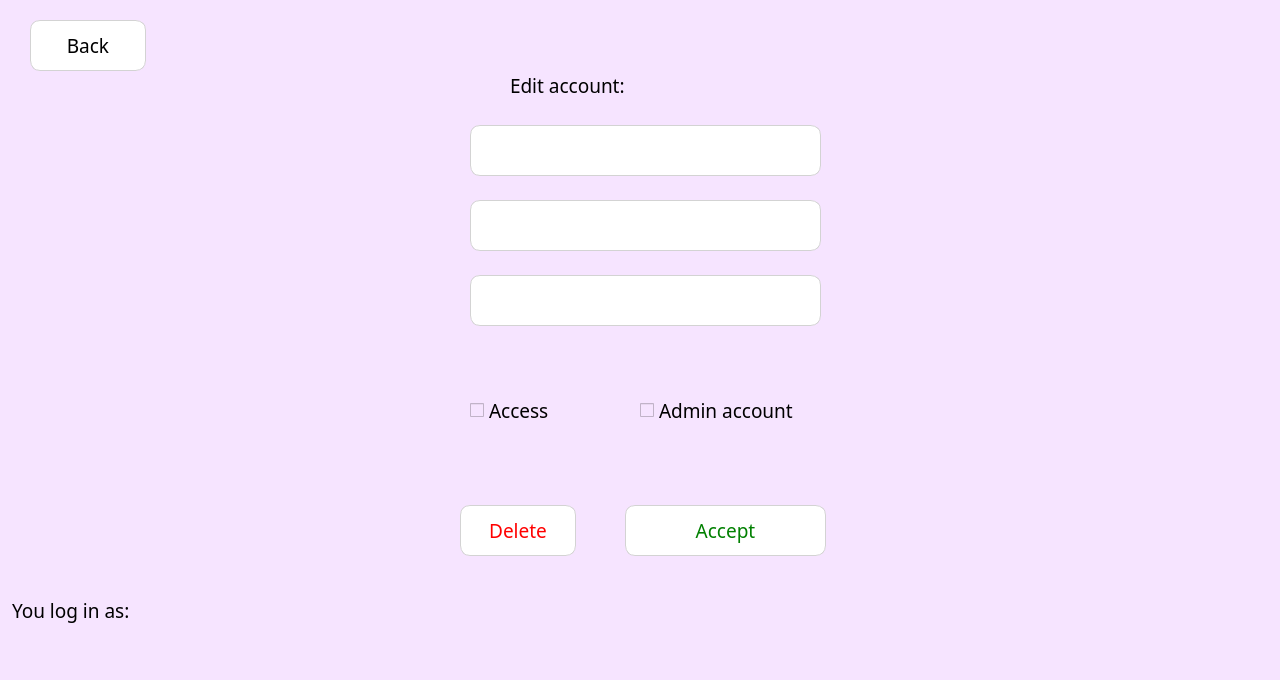
Old version of the form QtWidgetsApplication0.ui in the repository tokyolem/KursWork_project.
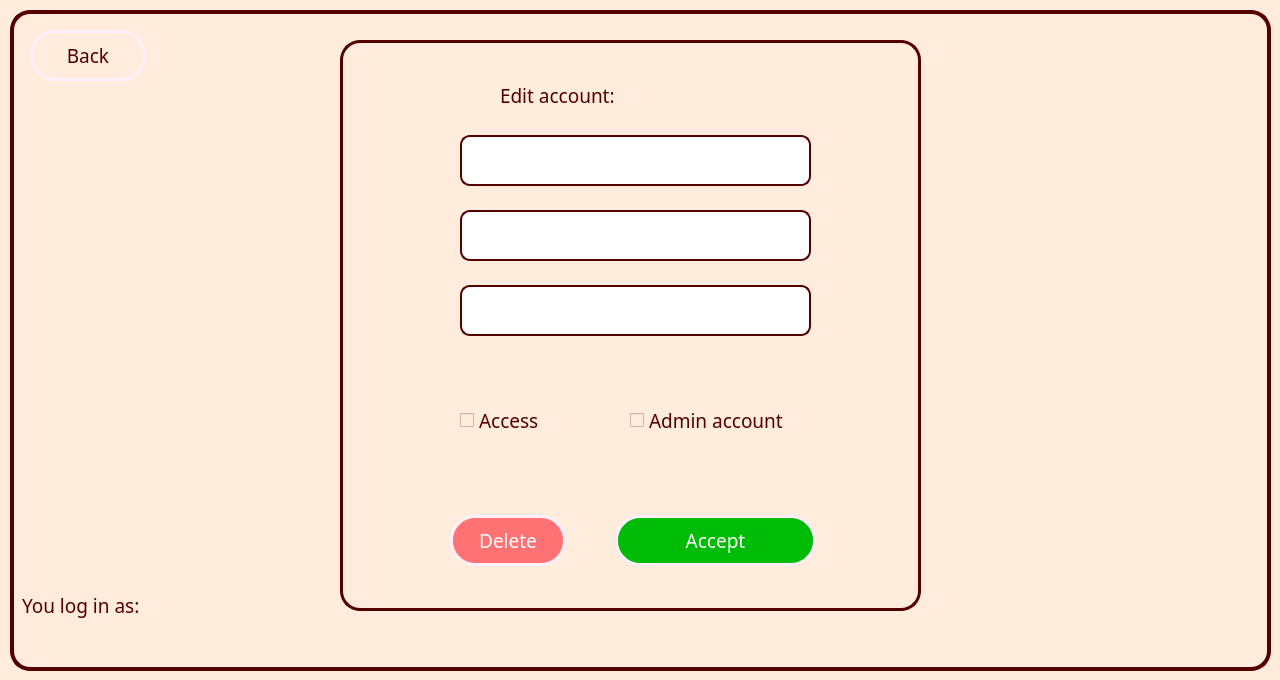
New version of the form. The open tabs and pages were chosen to show the change. Icons and pictures are not drawn.

```diff
--- a/QtWidgetsApplication0.ui
+++ b/QtWidgetsApplication0.ui
@@ -24,7 +24,8 @@
      </rect>
     </property>
     <property name="styleSheet">
-     <string notr="true">background-color: rgb(246, 228, 255);</string>
+     <string notr="true">background-color: rgb(246, 228, 255);
+background-color:  rgb(255, 236, 220);</string>
     </property>
     <widget class="QWidget" name="main_first">
      <widget class="QLabel" name="label">
@@ -870,132 +871,6 @@
      </widget>
     </widget>
     <widget class="QWidget" name="page_10">
-     <widget class="QPushButton" name="Back_2">
-      <property name="geometry">
-       <rect>
-        <x>30</x>
-        <y>60</y>
-        <width>116</width>
-        <height>51</height>
-       </rect>
-      </property>
-      <property name="font">
-       <font>
-        <family>Rockwell</family>
-        <pointsize>14</pointsize>
-        <weight>50</weight>
-        <italic>false</italic>
-        <bold>false</bold>
-       </font>
-      </property>
-      <property name="focusPolicy">
-       <enum>Qt::StrongFocus</enum>
-      </property>
-      <property name="styleSheet">
-       <string notr="true">QPushButton#Back_2{
-background-color: white;
-
-     border-style: solid;
-     border-width: 1px;
-     border-radius: 10px;
-     border-color: lightGray;
- 
-font: 14pt &quot;Rockwell&quot;;
-     min-width: 4em;
-     padding: 3px;
-}
-
-QPushButton#Back_2::hover{
-	background-color: lightGray;	
-}
-
-</string>
-      </property>
-      <property name="text">
-       <string>Back</string>
-      </property>
-      <property name="autoRepeat">
-       <bool>false</bool>
-      </property>
-     </widget>
-     <widget class="QLabel" name="label_7">
-      <property name="geometry">
-       <rect>
-        <x>320</x>
-        <y>50</y>
-        <width>781</width>
-        <height>621</height>
-       </rect>
-      </property>
-      <property name="text">
-       <string/>
-      </property>
-      <property name="pixmap">
-       <pixmap>../../../../Desktop/Снимок экрана 2021-11-05 011636.png</pixmap>
-      </property>
-     </widget>
-     <widget class="QCheckBox" name="admin_box">
-      <property name="geometry">
-       <rect>
-        <x>640</x>
-        <y>435</y>
-        <width>191</width>
-        <height>31</height>
-       </rect>
-      </property>
-      <property name="font">
-       <font>
-        <family>Rockwell</family>
-        <pointsize>14</pointsize>
-       </font>
-      </property>
-      <property name="text">
-       <string>Admin account</string>
-      </property>
-     </widget>
-     <widget class="QCheckBox" name="access_box">
-      <property name="geometry">
-       <rect>
-        <x>470</x>
-        <y>435</y>
-        <width>101</width>
-        <height>31</height>
-       </rect>
-      </property>
-      <property name="font">
-       <font>
-        <family>Rockwell</family>
-        <pointsize>14</pointsize>
-       </font>
-      </property>
-      <property name="text">
-       <string>Access</string>
-      </property>
-     </widget>
-     <widget class="QLineEdit" name="set_password_edit">
-      <property name="geometry">
-       <rect>
-        <x>470</x>
-        <y>240</y>
-        <width>351</width>
-        <height>51</height>
-       </rect>
-      </property>
-      <property name="styleSheet">
-       <string notr="true">background-color: white;
-     border: 2px solid gray;
-     border-width: 1px;
-     border-radius: 10px;
-     border-color: lightGray;
-     font: bold 14px;
-     min-width: 10em;
-     padding: 6px;
-color: lightGray</string>
-      </property>
-      <property name="clearButtonEnabled">
-       <bool>true</bool>
-      </property>
-     </widget>
      <widget class="QLabel" name="label_9">
       <property name="geometry">
        <rect>
@@ -1015,156 +890,12 @@
        <string/>
       </property>
      </widget>
-     <widget class="QPushButton" name="accept">
-      <property name="geometry">
-       <rect>
-        <x>625</x>
-        <y>545</y>
-        <width>201</width>
-        <height>51</height>
-       </rect>
-      </property>
-      <property name="font">
-       <font>
-        <family>Rockwell</family>
-        <pointsize>14</pointsize>
-        <weight>50</weight>
-        <italic>false</italic>
-        <bold>false</bold>
-       </font>
-      </property>
-      <property name="focusPolicy">
-       <enum>Qt::StrongFocus</enum>
-      </property>
-      <property name="styleSheet">
-       <string notr="true">QPushButton#accept{
-background-color: white;
-
-     border-style: solid;
-     border-width: 1px;
-     border-radius: 10px;
-     border-color: lightGray;
-color: green;
- 
-font: 14pt &quot;Rockwell&quot;;
-     min-width: 4em;
-     padding: 3px;
-}
-
-QPushButton#accept::hover{
-	background-color: lightGray;	
-}
-
-</string>
-      </property>
-      <property name="text">
-       <string>Accept</string>
-      </property>
-      <property name="autoRepeat">
-       <bool>false</bool>
-      </property>
-     </widget>
-     <widget class="QLineEdit" name="set_password_edit_2">
-      <property name="geometry">
-       <rect>
-        <x>470</x>
-        <y>315</y>
-        <width>351</width>
-        <height>51</height>
-       </rect>
-      </property>
-      <property name="styleSheet">
-       <string notr="true">background-color: white;
-     border: 2px solid gray;
-     border-width: 1px;
-     border-radius: 10px;
-     border-color: lightGray;
-     font: bold 14px;
-     min-width: 10em;
-     padding: 6px;</string>
-      </property>
-      <property name="clearButtonEnabled">
-       <bool>true</bool>
-      </property>
-     </widget>
-     <widget class="QLineEdit" name="setLogin_edit">
-      <property name="geometry">
-       <rect>
-        <x>470</x>
-        <y>165</y>
-        <width>351</width>
-        <height>51</height>
-       </rect>
-      </property>
-      <property name="styleSheet">
-       <string notr="true">background-color: white;
-     border: 2px solid gray;
-     border-width: 1px;
-     border-radius: 10px;
-     border-color: lightGray;
-     font: bold 14px;
-     min-width: 10em;
-     padding: 6px;</string>
-      </property>
-      <property name="clearButtonEnabled">
-       <bool>true</bool>
-      </property>
-     </widget>
-     <widget class="QPushButton" name="remove_acc">
+     <widget class="QLabel" name="label_inf_3">
       <property name="geometry">
        <rect>
         <x>460</x>
-        <y>545</y>
-        <width>116</width>
-        <height>51</height>
-       </rect>
-      </property>
-      <property name="font">
-       <font>
-        <family>Rockwell</family>
-        <pointsize>14</pointsize>
-        <weight>50</weight>
-        <italic>false</italic>
-        <bold>false</bold>
-       </font>
-      </property>
-      <property name="focusPolicy">
-       <enum>Qt::StrongFocus</enum>
-      </property>
-      <property name="styleSheet">
-       <string notr="true">QPushButton#remove_acc{
-background-color: white;
-
-     border-style: solid;
-     border-width: 1px;
-     border-radius: 10px;
-     border-color: lightGray;
-color: red;
- 
-font: 14pt &quot;Rockwell&quot;;
-     min-width: 4em;
-     padding: 3px;
-}
-
-QPushButton#remove_acc::hover{
-	background-color: lightGray;	
-}
-
-</string>
-      </property>
-      <property name="text">
-       <string>Delete</string>
-      </property>
-      <property name="autoRepeat">
-       <bool>false</bool>
-      </property>
-     </widget>
-     <widget class="QLabel" name="label_10">
-      <property name="geometry">
-       <rect>
-        <x>510</x>
-        <y>110</y>
-        <width>141</width>
+        <y>489</y>
+        <width>361</width>
         <height>31</height>
        </rect>
       </property>
@@ -1178,30 +909,104 @@
        <string>Edit account:</string>
       </property>
      </widget>
-     <widget class="QLabel" name="label_14">
+     <widget class="QPushButton" name="Log_in_6">
       <property name="geometry">
        <rect>
-        <x>165</x>
-        <y>640</y>
-        <width>121</width>
-        <height>21</height>
+        <x>10</x>
+        <y>50</y>
+        <width>1261</width>
+        <height>661</height>
        </rect>
       </property>
       <property name="font">
        <font>
         <family>Rockwell</family>
         <pointsize>14</pointsize>
+        <weight>50</weight>
+        <italic>false</italic>
+        <bold>false</bold>
        </font>
       </property>
+      <property name="styleSheet">
+       <string notr="true">QPushButton{
+	
+border-color: rgb(85, 0, 0);
+
+background-color:  rgb(255, 236, 220);
+
+     border-style: solid;
+   border-width: 4px;
+     border-radius: 20px;
+    
+ 
+font: 14pt &quot;Rockwell&quot;;
+     min-width: 4em;
+     padding: 3px;
+}
+
+</string>
+      </property>
       <property name="text">
        <string/>
       </property>
      </widget>
+     <widget class="QPushButton" name="Back_2">
+      <property name="geometry">
+       <rect>
+        <x>30</x>
+        <y>70</y>
+        <width>116</width>
+        <height>51</height>
+       </rect>
+      </property>
+      <property name="font">
+       <font>
+        <family>Rockwell</family>
+        <pointsize>14</pointsize>
+        <weight>50</weight>
+        <italic>false</italic>
+        <bold>false</bold>
+       </font>
+      </property>
+      <property name="focusPolicy">
+       <enum>Qt::StrongFocus</enum>
+      </property>
+      <property name="styleSheet">
+       <string notr="true">QPushButton{
+background-color:  rgb(255, 236, 220);
+
+     border-style: solid;
+     border-width: 3px;
+     border-radius: 25px;
+     border-color: rgb(255, 239, 250);
+color:rgb(85, 0, 0);
+ 
+font: 14pt &quot;Rockwell&quot;;
+     min-width: 4em;
+     padding: 1px;
+}
+
+QPushButton::hover{
+	
+background-color: rgb(255, 239, 250);
+border-style: solid;
+	border-color: rgb(180, 155, 255);
+	color: rgb(180, 155, 255);
+}
+</string>
+      </property>
+      <property name="text">
+       <string>Back</string>
+      </property>
+      <property name="autoRepeat">
+       <bool>false</bool>
+      </property>
+     </widget>
      <widget class="QLabel" name="label_13">
       <property name="geometry">
        <rect>
-        <x>12</x>
-        <y>635</y>
+        <x>22</x>
+        <y>630</y>
         <width>151</width>
         <height>31</height>
        </rect>
@@ -1215,37 +1020,329 @@
       <property name="contextMenuPolicy">
        <enum>Qt::DefaultContextMenu</enum>
       </property>
+      <property name="styleSheet">
+       <string notr="true">background-color:  rgb(255, 236, 220);
+color: rgb(85, 0, 0);</string>
+      </property>
       <property name="text">
        <string>You log in as:</string>
       </property>
      </widget>
+     <widget class="QLabel" name="label_14">
+      <property name="geometry">
+       <rect>
+        <x>172</x>
+        <y>635</y>
+        <width>121</width>
+        <height>21</height>
+       </rect>
+      </property>
+      <property name="font">
+       <font>
+        <family>Rockwell</family>
+        <pointsize>14</pointsize>
+       </font>
+      </property>
+      <property name="styleSheet">
+       <string notr="true">background-color:  rgb(255, 236, 220);</string>
+      </property>
+      <property name="text">
+       <string/>
+      </property>
+     </widget>
+     <widget class="QPushButton" name="Log_in_7">
+      <property name="geometry">
+       <rect>
+        <x>340</x>
+        <y>80</y>
+        <width>581</width>
+        <height>571</height>
+       </rect>
+      </property>
+      <property name="font">
+       <font>
+        <family>Rockwell</family>
+        <pointsize>14</pointsize>
+        <weight>50</weight>
+        <italic>false</italic>
+        <bold>false</bold>
+       </font>
+      </property>
+      <property name="styleSheet">
+       <string notr="true">QPushButton{
+	
+	border-color: rgb(85, 0, 0);
+
+background-color:  rgb(255, 236, 220);
+
+     border-style: solid;
+   border-width: 3px;
+     border-radius: 20px;
+    
+ 
+font: 14pt &quot;Rockwell&quot;;
+     min-width: 4em;
+     padding: 3px;
+}
+
+</string>
+      </property>
+      <property name="text">
+       <string/>
+      </property>
+     </widget>
+     <widget class="QCheckBox" name="admin_box">
+      <property name="geometry">
+       <rect>
+        <x>630</x>
+        <y>445</y>
+        <width>191</width>
+        <height>31</height>
+       </rect>
+      </property>
+      <property name="font">
+       <font>
+        <family>Rockwell</family>
+        <pointsize>14</pointsize>
+       </font>
+      </property>
+      <property name="styleSheet">
+       <string notr="true">background-color:  rgb(255, 236, 220);
+color: rgb(85, 0, 0);</string>
+      </property>
+      <property name="text">
+       <string>Admin account</string>
+      </property>
+     </widget>
+     <widget class="QLabel" name="label_10">
+      <property name="geometry">
+       <rect>
+        <x>500</x>
+        <y>120</y>
+        <width>141</width>
+        <height>31</height>
+       </rect>
+      </property>
+      <property name="font">
+       <font>
+        <family>Rockwell</family>
+        <pointsize>14</pointsize>
+       </font>
+      </property>
+      <property name="styleSheet">
+       <string notr="true">background-color:  rgb(255, 236, 220);
+color: rgb(85, 0, 0);</string>
+      </property>
+      <property name="text">
+       <string>Edit account:</string>
+      </property>
+     </widget>
+     <widget class="QCheckBox" name="access_box">
+      <property name="geometry">
+       <rect>
+        <x>460</x>
+        <y>445</y>
+        <width>101</width>
+        <height>31</height>
+       </rect>
+      </property>
+      <property name="font">
+       <font>
+        <family>Rockwell</family>
+        <pointsize>14</pointsize>
+       </font>
+      </property>
+      <property name="styleSheet">
+       <string notr="true">background-color:  rgb(255, 236, 220);
+color: rgb(85, 0, 0);</string>
+      </property>
+      <property name="text">
+       <string>Access</string>
+      </property>
+     </widget>
+     <widget class="QLineEdit" name="set_password_edit_2">
+      <property name="geometry">
+       <rect>
+        <x>460</x>
+        <y>325</y>
+        <width>351</width>
+        <height>51</height>
+       </rect>
+      </property>
+      <property name="styleSheet">
+       <string notr="true">background-color: white;
+     border: 2px solid gray;
+     border-width: 2px;
+     border-radius: 10px;
+    border-color: rgb(85, 0, 0);
+     font: bold 14px;
+     min-width: 10em;
+     padding: 6px;</string>
+      </property>
+      <property name="clearButtonEnabled">
+       <bool>true</bool>
+      </property>
+     </widget>
+     <widget class="QPushButton" name="remove_acc">
+      <property name="geometry">
+       <rect>
+        <x>450</x>
+        <y>555</y>
+        <width>116</width>
+        <height>51</height>
+       </rect>
+      </property>
+      <property name="font">
+       <font>
+        <family>Rockwell</family>
+        <pointsize>14</pointsize>
+        <weight>50</weight>
+        <italic>false</italic>
+        <bold>false</bold>
+       </font>
+      </property>
+      <property name="focusPolicy">
+       <enum>Qt::StrongFocus</enum>
+      </property>
+      <property name="styleSheet">
+       <string notr="true">QPushButton{
+	
+	background-color: rgb(255, 114, 116);
+	color: rgb(255, 251, 253);
+border-style: solid;
+   border-width: 3px;
+     border-radius: 25px;
+	border-color: rgb(255, 239, 250);
+ 
+font: 14pt &quot;Rockwell&quot;;
+     min-width: 4em;
+     padding: 3px;
+}
+
+QPushButton::hover{
+	background-color: rgb(255, 69, 78);	
+border-style: solid;
+	border-color: rgb(180, 155, 255);
+	
+}</string>
+      </property>
+      <property name="text">
+       <string>Delete</string>
+      </property>
+      <property name="autoRepeat">
+       <bool>false</bool>
+      </property>
+     </widget>
+     <widget class="QPushButton" name="accept">
+      <property name="geometry">
+       <rect>
+        <x>615</x>
+        <y>555</y>
+        <width>201</width>
+        <height>51</height>
+       </rect>
+      </property>
+      <property name="font">
+       <font>
+        <family>Rockwell</family>
+        <pointsize>14</pointsize>
+        <weight>50</weight>
+        <italic>false</italic>
+        <bold>false</bold>
+       </font>
+      </property>
+      <property name="focusPolicy">
+       <enum>Qt::StrongFocus</enum>
+      </property>
+      <property name="styleSheet">
+       <string notr="true">QPushButton{
+background-color: rgb(0, 188, 6);
+
+     border-style: solid;
+     border-width: 3px;
+     border-radius: 25px;
+     border-color: rgb(255, 239, 250);
+	color: white;
+ 
+font: 14pt &quot;Rockwell&quot;;
+     min-width: 4em;
+     padding: 1px;
+}
+
+QPushButton::hover{
+	
+	background-color: rgb(9, 121, 1);
+border-style: solid;
+	border-color: rgb(180, 155, 255);
+	
+}
+</string>
+      </property>
+      <property name="text">
+       <string>Accept</string>
+      </property>
+      <property name="autoRepeat">
+       <bool>false</bool>
+      </property>
+     </widget>
+     <widget class="QLineEdit" name="setLogin_edit">
+      <property name="geometry">
+       <rect>
+        <x>460</x>
+        <y>175</y>
+        <width>351</width>
+        <height>51</height>
+       </rect>
+      </property>
+      <property name="styleSheet">
+       <string notr="true">background-color: white;
+     border: 2px solid gray;
+     border-width: 2px;
+     border-radius: 10px;
+     border-color: rgb(85, 0, 0);
+     font: bold 14px;
+     min-width: 10em;
+     padding: 6px;</string>
+      </property>
+      <property name="clearButtonEnabled">
+       <bool>true</bool>
+      </property>
+     </widget>
+     <widget class="QLineEdit" name="set_password_edit">
+      <property name="geometry">
+       <rect>
+        <x>460</x>
+        <y>250</y>
+        <width>351</width>
+        <height>51</height>
+       </rect>
+      </property>
+      <property name="styleSheet">
+       <string notr="true">background-color: white;
+     border: 2px solid gray;
+     border-width: 2px;
+     border-radius: 10px;
+    border-color: rgb(85, 0, 0);
+     font: bold 14px;
+     min-width: 10em;
+     padding: 6px;
+color: lightGray</string>
+      </property>
+      <property name="clearButtonEnabled">
+       <bool>true</bool>
+      </property>
+     </widget>
      <widget class="QLabel" name="label_15">
       <property name="geometry">
        <rect>
-        <x>480</x>
-        <y>489</y>
+        <x>470</x>
+        <y>500</y>
         <width>331</width>
-        <height>31</height>
+        <height>41</height>
        </rect>
       </property>
-      <property name="text">
-       <string/>
-      </property>
-     </widget>
-     <widget class="QLabel" name="label_inf_3">
-      <property name="geometry">
-       <rect>
-        <x>460</x>
-        <y>489</y>
-        <width>361</width>
-        <height>31</height>
-       </rect>
-      </property>
-      <property name="font">
-       <font>
-        <family>Rockwell</family>
-        <pointsize>14</pointsize>
-       </font>
+      <property name="styleSheet">
+       <string notr="true">background-color:  rgb(255, 236, 220);</string>
       </property>
       <property name="text">
        <string/>
```
Left out of the diff: 2424 changed lines with no effect on the pictures.
